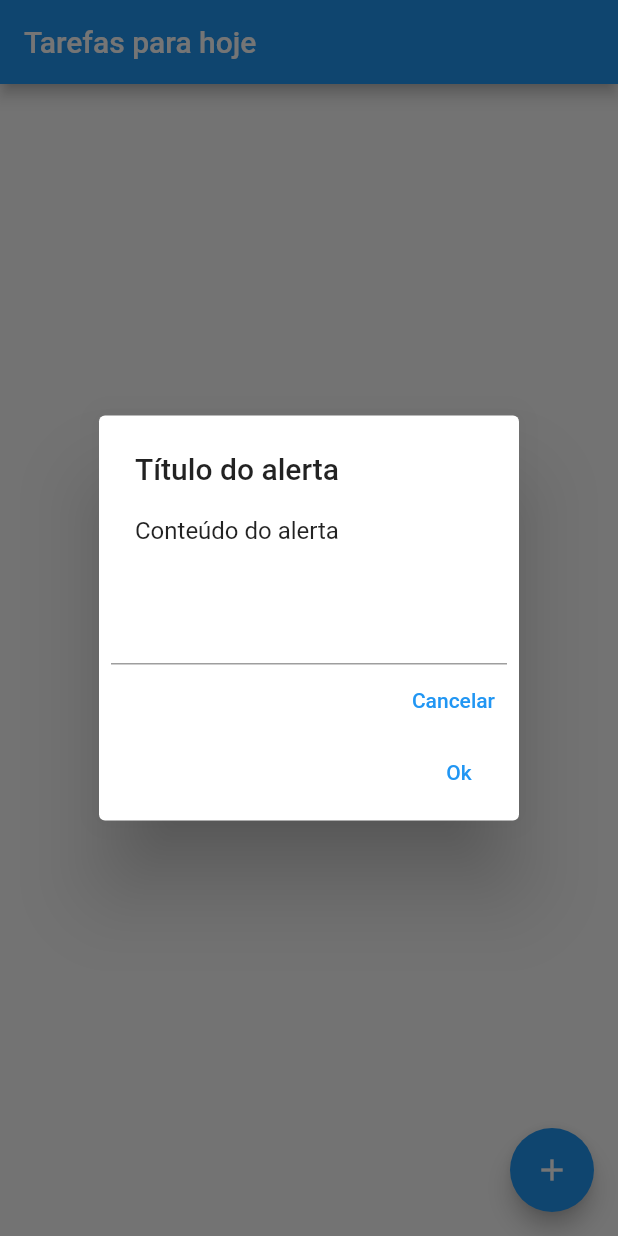
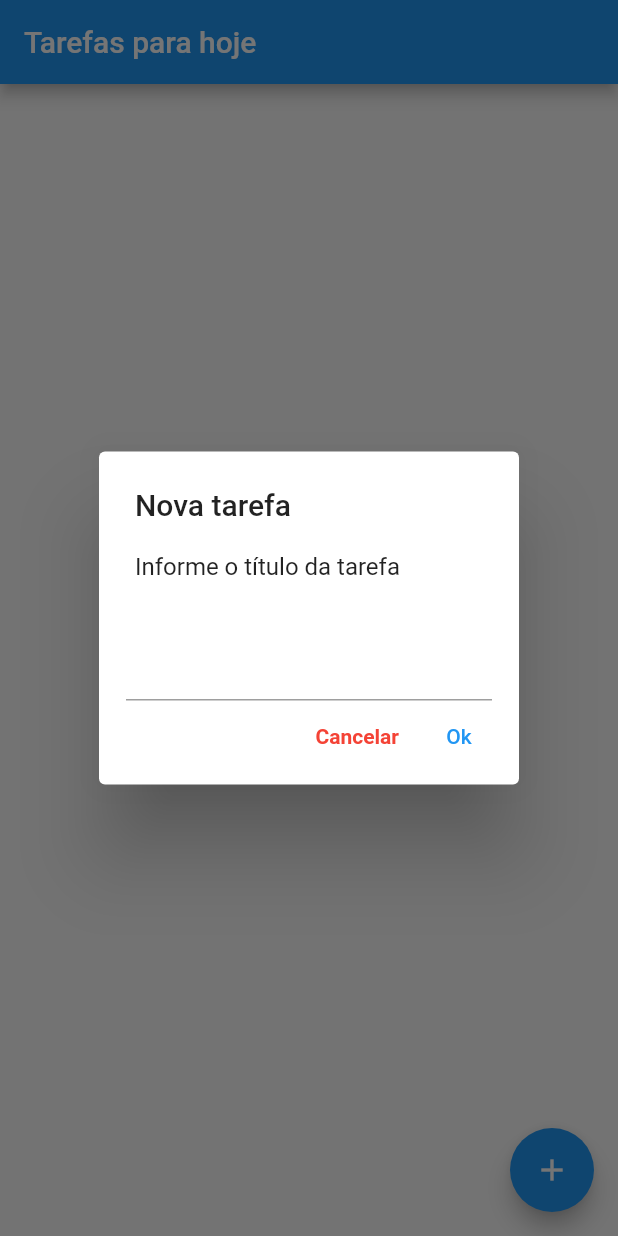
Before and after one commit to Kappyh/todolist-flutter, a Flutter app: the screen it shows after launch, after a tap on the "add" icon, on a phone screen of 412 x 824 dp. Run offline on Flutter 3.47's test engine with Material 2 defaults, Android fonts, the phone set to English and light mode, and no system bars.

Commit message:
Adding new widget for tasks
- Styling the list of task
- New widget for the task
- List view for the scroll

```diff
--- a/lib/main.dart
+++ b/lib/main.dart
@@ -26,6 +26,10 @@ class HomePage extends StatefulWidget {
 class _HomePageState extends State<HomePage> {
   TextEditingController _editingController = TextEditingController();
 
+  // List<String> rowItens = List<String>.generate(50, (index) => 'Número gerado na posição $index');
+
+  List<Widget> rowItems = [];
+
   @override
   Widget build(BuildContext context) {
     return Scaffold(
@@ -52,6 +56,12 @@ class _HomePageState extends State<HomePage> {
           ),
         ],*/
       ),
+      body: ListView.builder(
+        itemCount: this.rowItems.length,
+        itemBuilder: (BuildContext context, int position) {
+          return rowItems[position];
+        },
+      ),
       floatingActionButton: FloatingActionButton(
         onPressed: () {
           /*ScaffoldMessenger.of(context).showSnackBar(
@@ -69,24 +79,36 @@ class _HomePageState extends State<HomePage> {
             context: context,
             builder: (BuildContext context) {
               return AlertDialog(
-                title: Text('Título do alerta'),
-                content: Text('Conteúdo do alerta'),
+                title: Text('Nova tarefa'),
+                content: Text('Informe o título da tarefa'),
                 actions: [
-                  TextField(
+                  Padding(
+                    padding: EdgeInsets.symmetric(horizontal: 10.0),
+                    child: TextField(
                       controller: _editingController,
+                    ),
+                  ),
+                  Row(
+                    mainAxisAlignment: MainAxisAlignment.end,
+                    children: [
+                      TextButton(
+                        style: TextButton.styleFrom(textStyle: TextStyle(fontWeight: FontWeight.bold,)),
+                        onPressed: () {
+                          Navigator.of(context).pop();
+                        },
+                        child: Text('Cancelar', style: TextStyle(color: Colors.red),),
                       ),
                       TextButton(
                         onPressed: () {
                           Navigator.of(context).pop();
-                    },
-                    child: Text('Cancelar'),
-                  ),
-                  TextButton(
-                    onPressed: () {
-                      Navigator.of(context).pop();
-                      print(_editingController.text);
+                          setState(() {
+                            rowItems.add(RowItem(title: _editingController.text,));
+                            _editingController.text = '';
+                          });
                         },
                         child: Text('Ok'),
+                      ),
+                    ],
                   ),
                 ],
               );
@@ -98,3 +120,33 @@ class _HomePageState extends State<HomePage> {
     );
   }
 }
+
+class RowItem extends StatefulWidget {
+  RowItem({Key? key, required this.title, this.isDone = false}) : super(key: key);
+
+  String title;
+  bool isDone;
+
+  @override
+  State<RowItem> createState() => _RowItemState();
+}
+
+class _RowItemState extends State<RowItem> {
+
+  @override
+  Widget build(BuildContext context) {
+    return ListTile(
+      title: Text(widget.title),
+/*      subtitle: Text('Subtitle'),
+      leading: Icon(Icons.favorite),
+      trailing: Icon(Icons.done),*/
+      trailing: widget.isDone ? Icon(Icons.done): null,
+      selected: true,
+      onTap: () {
+        setState(() {
+          widget.isDone = !widget.isDone;
+        });
+      },
+    );
+  }
+}
```
Lines whose indentation alone changed are shown as unchanged.
